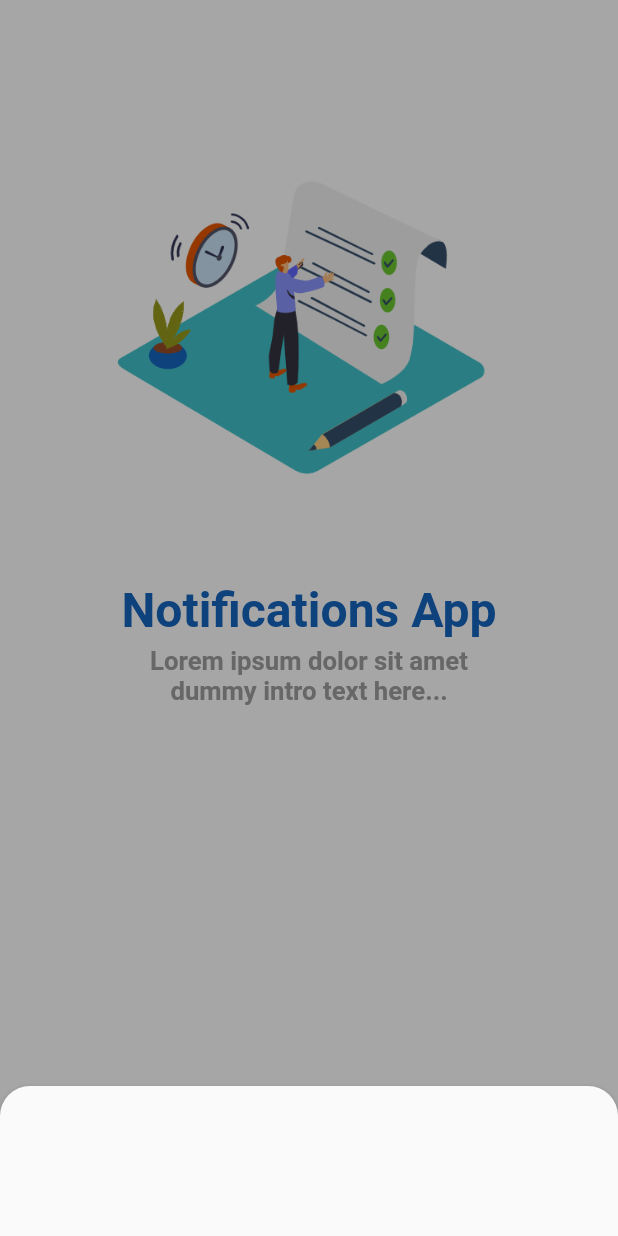
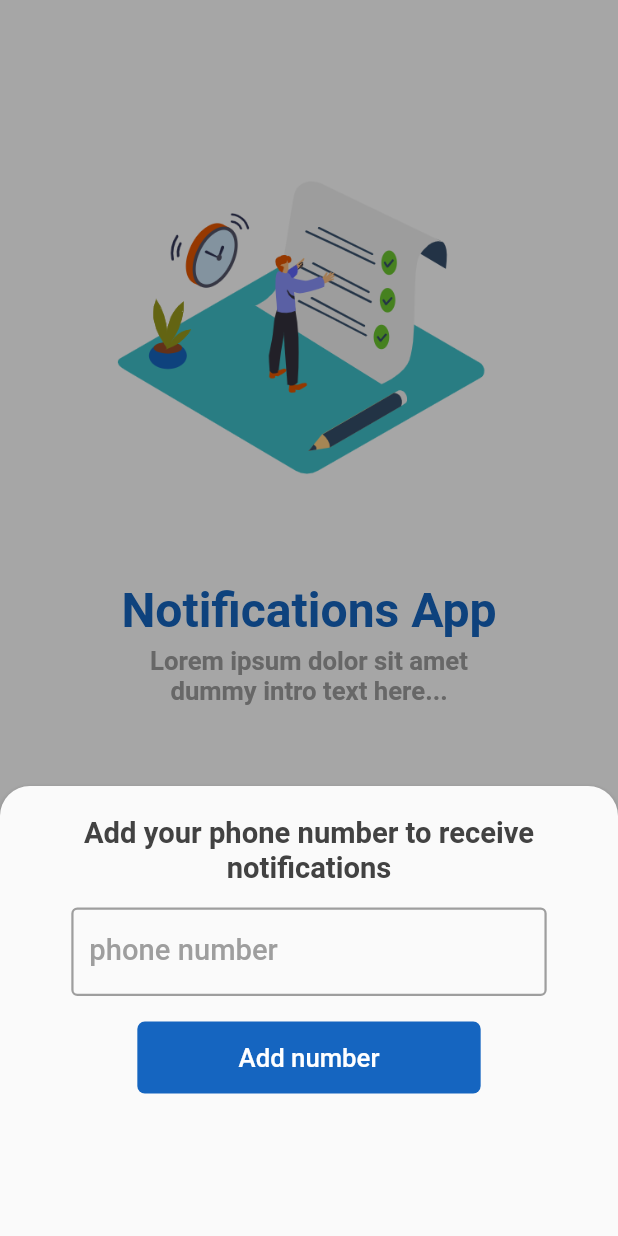
Before and after one commit to override-bot/notification_app, a Flutter app: the screen it shows after launch, after a tap on "Get Started", on a phone screen of 412 x 824 dp. Run offline on Flutter 3.47's test engine with Material 2 defaults, Android fonts, the phone set to English and light mode, and no system bars; our stand-ins replace modal_bottom_sheet.

Commit message:
landing screen 2/2

```diff
--- a/lib/screens/home.dart
+++ b/lib/screens/home.dart
@@ -5,6 +5,7 @@ class LandingScreen extends StatefulWidget{
   LandingScreenState createState() => LandingScreenState();
 }
 class LandingScreenState extends State<LandingScreen>{
+  TextEditingController _numberField = TextEditingController();
   @override
   Widget build(BuildContext context) {
       return Scaffold(
@@ -64,6 +65,8 @@ class LandingScreenState extends State<LandingScreen>{
               child: MaterialButton(
                 onPressed: (){
                   showMaterialModalBottomSheet(context: context,
+                enableDrag: true,
+
               shape: RoundedRectangleBorder(
                 borderRadius: BorderRadius.vertical(
                   top: Radius.circular(20)
@@ -74,7 +77,68 @@ class LandingScreenState extends State<LandingScreen>{
                //   animationCurve: ,
                   elevation: 3.0,
                   builder: (context) => Container(
-                    height: 100,
+                      height:300,
+                       child: Column(
+                         children: [
+                           Container(
+                             margin: EdgeInsets.only(top: 20),
+                          child: Text(
+                            "Add your phone number to receive notifications",
+                            textAlign: TextAlign.center,
+                            style: TextStyle(
+                              color:Colors.grey[800],
+                              fontSize: (17/720) * MediaQuery.of(context).size.height,
+                              fontWeight: FontWeight.w600
+                            ),
+                          ),
+                           ),
+                           Container(
+                             margin: EdgeInsets.only(top:15),
+                           width:MediaQuery.of(context).size.width/1.3,
+                             child: TextField(
+                               controller: _numberField,
+                               style: TextStyle(color: Colors.black),
+                               decoration: InputDecoration(
+                                 hintText: "7059392971",
+                                 prefixText: "+234",
+                                 labelText: "phone number",
+                                 labelStyle: TextStyle(
+                                   color: Colors.grey,
+                                   fontSize: (17/720) * MediaQuery.of(context).size.height,
+                                   fontWeight: FontWeight.w500
+                                 ),
+                                  focusedBorder: new OutlineInputBorder(
+                borderSide: new BorderSide(color: Colors.grey, width: 1.5)),
+            enabledBorder: new OutlineInputBorder(
+                borderSide: BorderSide(
+              color: Colors.grey,
+              width: 1.5
+            )),
+                               ),
+                             ),
+                           ),
+                             Container(
+                               margin:EdgeInsets.only(top:17),
+              width: MediaQuery.of(context).size.width / 1.8,
+              decoration: BoxDecoration(
+                  borderRadius: BorderRadius.circular(5.0),
+                  color: Colors.blue[800]),
+              child: MaterialButton(
+                onPressed:null,
+                 child: Text(
+                  "Add number",
+                  textAlign: TextAlign.center,
+                  style: TextStyle(
+                    color: Colors.white,
+                    fontSize: (15/720) * MediaQuery.of(context).size.height,
+                    fontWeight: FontWeight.w500
+                  ),
+                )
+
+              ),
+            ),
+                         ],
+                       ),
                   ));
                 },
                 child: Text(
```
